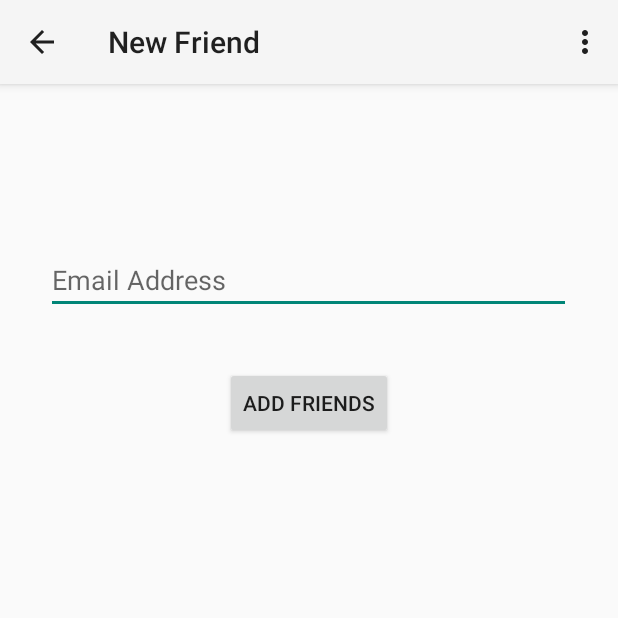
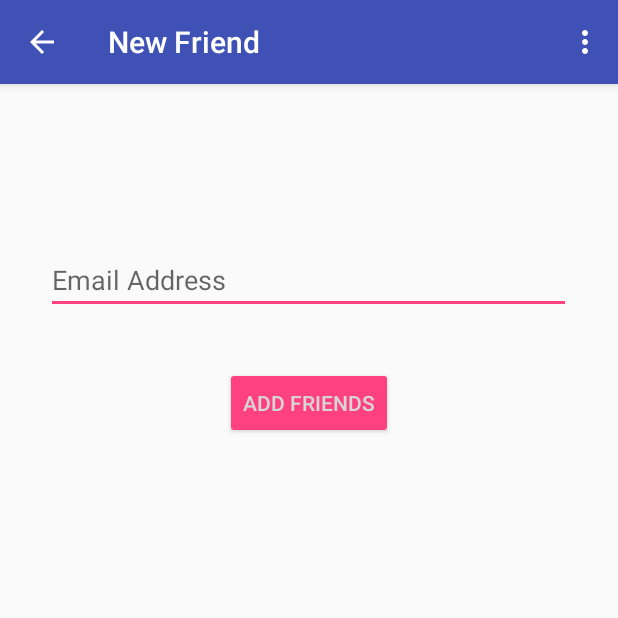
Before and after one commit to sanket195/Friend_Stalker_App, an Android app: the AddFriend screen opened directly, with no data from a screen before it, on a phone screen of 412 x 824 dp, the top half of it. Run offline under Robolectric (Android 15) with nearby library versions, the phone set to English and light mode, and no system bars; our stand-ins replace Volley; network calls fail.

Commit message:
UI Updates and Fixed a few layouts

```diff
--- a/app/src/main/res/layout/accept_request.xml
+++ b/app/src/main/res/layout/accept_request.xml
@@ -29,6 +29,9 @@
             android:layout_width="match_parent"
             android:layout_height="wrap_content"
             android:layout_below="@+id/friendMailID"
+
+            android:backgroundTint="@color/colorAccent"
+            android:textColor="@color/white"
             android:text="Accept" />
 
         <Button
@@ -36,6 +39,9 @@
             android:layout_width="match_parent"
             android:layout_height="wrap_content"
             android:layout_below="@+id/accptReq"
+
+            android:backgroundTint="@color/colorAccent"
+            android:textColor="@color/white"
             android:layout_marginTop="27dp"
             android:text="Reject" />
 
--- a/app/src/main/res/layout/add_friend.xml
+++ b/app/src/main/res/layout/add_friend.xml
@@ -8,12 +8,10 @@
     tools:context="com.example.btril.friend_stalker.AddFriend">
 
 
-    <RelativeLayout xmlns:android="http://schemas.android.com/apk/res/android"
-        xmlns:app="http://schemas.android.com/apk/res-auto"
-        xmlns:tools="http://schemas.android.com/tools"
+    <RelativeLayout
         android:layout_width="match_parent"
+        android:layout_height="match_parent"
         android:orientation="vertical"
-        android:layout_height="match_parent"
         app:layout_behavior="@string/appbar_scrolling_view_behavior"
         tools:context="com.example.btril.friend_stalker.AddFriend"
         tools:showIn="@layout/add_friend">
@@ -22,21 +20,23 @@
             android:id="@+id/addFriendEmail"
             android:layout_width="350dp"
             android:layout_height="wrap_content"
+            android:layout_alignParentTop="true"
+            android:layout_centerHorizontal="true"
             android:layout_marginTop="108dp"
             android:hint="Email Address"
-            android:inputType="textEmailAddress"
-            android:layout_alignParentTop="true"
-            android:layout_centerHorizontal="true"></EditText>
+            android:inputType="textEmailAddress"></EditText>
 
         <Button
             android:id="@+id/addFriendButton"
             android:layout_width="wrap_content"
             android:layout_height="wrap_content"
+            android:layout_below="@+id/addFriendEmail"
+            android:layout_centerHorizontal="true"
+
             android:layout_marginTop="35dp"
+            android:backgroundTint="@color/colorAccent"
             android:text="Add Friends"
-            android:layout_below="@+id/addFriendEmail"
-            android:layout_centerHorizontal="true" />
-
+            android:textColor="@color/white" />
 
 
     </RelativeLayout>
--- a/app/src/main/res/layout/maps_fragment.xml
+++ b/app/src/main/res/layout/maps_fragment.xml
@@ -1,9 +1,9 @@
 <?xml version="1.0" encoding="utf-8"?>
 <fragment xmlns:android="http://schemas.android.com/apk/res/android"
     xmlns:tools="http://schemas.android.com/tools"
-    android:orientation="vertical"
+    android:id="@+id/mymap"
+    android:name="com.google.android.gms.maps.SupportMapFragment"
     android:layout_width="match_parent"
     android:layout_height="match_parent"
-    android:id="@+id/mymap"
-    android:name="com.google.android.gms.maps.SupportMapFragment"
+    android:orientation="vertical"
     tools:context="com.example.btril.friend_stalker.MapFragment"/>
--- a/app/src/main/res/values/strings.xml
+++ b/app/src/main/res/values/strings.xml
@@ -1,6 +1,7 @@
 <resources>
     <string name="app_name">Friend_Stalker</string>
 
+    <string name="main">Friend Stalker</string>
     <!-- Strings related to login -->
     <string name="prompt_email">Email</string>
     <string name="prompt_password">Password</string>
```
Also changed, not shown: app/src/main/AndroidManifest.xml (+37 -13 lines), app/src/main/res/layout/accept_friend.xml (+23 -10 lines), app/src/main/res/layout/activity_login.xml (+7 -2 lines).
